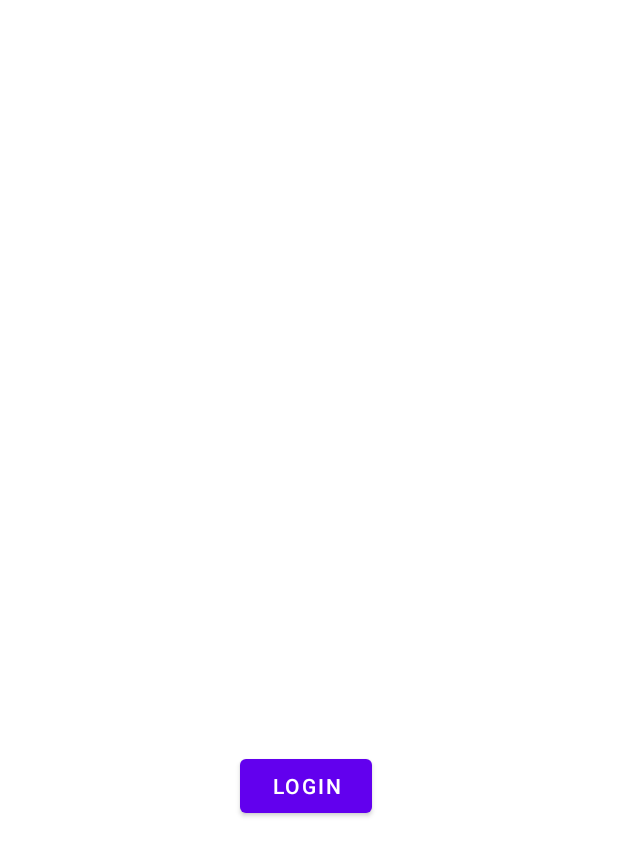
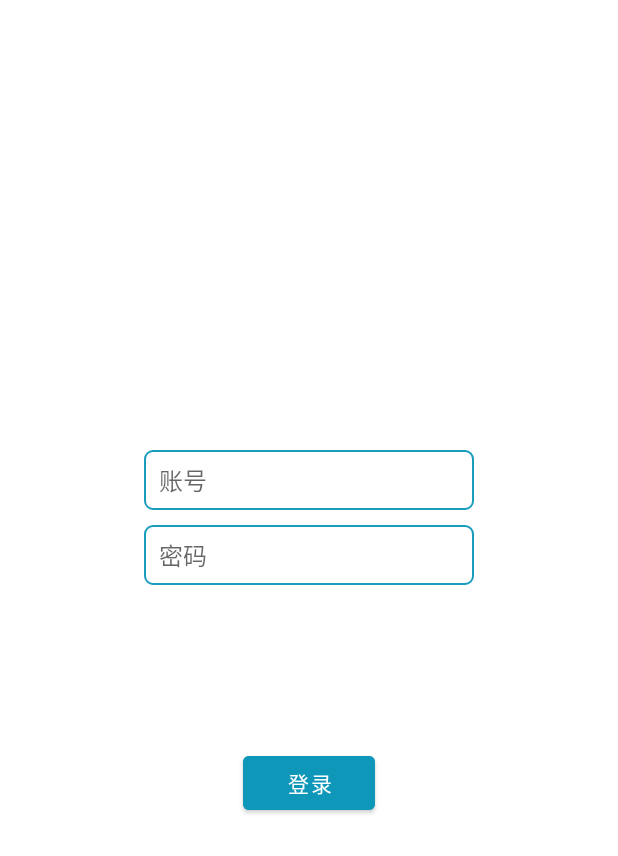
Before and after one commit to chenxz1111/IEKMSystem, an Android app: the screen it shows after launch (LogActivity), on a phone screen of 412 x 824 dp. Shown: the top 856 px of the screen. Run offline under Robolectric (Android 15) with nearby library versions, the phone set to English and light mode, and no system bars; libraries missing offline, so code that uses them is left out: com.hjq.xtoast.

Commit message:
add textedit

```diff
--- a/app/src/main/AndroidManifest.xml
+++ b/app/src/main/AndroidManifest.xml
@@ -21,4 +21,5 @@
         </activity>
     </application>
 
+
 </manifest>
--- a/app/src/main/java/com/example/wangbotian/LogActivity.java
+++ b/app/src/main/java/com/example/wangbotian/LogActivity.java
@@ -5,16 +5,23 @@ import androidx.appcompat.app.AppCompatActivity;
 import android.app.Activity;
 import android.app.Application;
 import android.os.Bundle;
+import android.text.Editable;
+import android.text.TextWatcher;
 import android.view.View;
+import android.view.inputmethod.InputMethodManager;
 import android.widget.Button;
-import android.content.Intent;
+import android.content.*;
+import android.widget.EditText;
 
 import com.hjq.xtoast.XToast;
 
+import java.util.*;
 
-public class LogActivity extends AppCompatActivity implements View.OnClickListener {
+public class LogActivity extends AppCompatActivity implements View.OnClickListener, TextWatcher {
 
     Button logButton;
+    EditText userText;
+    EditText passwordText;
 
     @Override
     protected void onCreate(Bundle savedInstanceState) {
@@ -23,6 +30,15 @@ public class LogActivity extends AppCompatActivity implements View.OnClickListen
 
         logButton = findViewById(R.id.log_button);
         logButton.setOnClickListener(this);
+
+        userText = findViewById(R.id.user_txv);
+        userText.setFocusable(true);
+        userText.setFocusableInTouchMode(true);
+
+        passwordText = findViewById(R.id.password_txv);
+        passwordText.setFocusable(true);
+        passwordText.setFocusableInTouchMode(true);
+
     }
 
     @Override
@@ -38,4 +54,19 @@ public class LogActivity extends AppCompatActivity implements View.OnClickListen
         intent.setClass(LogActivity.this, MainActivity.class);
         this.startActivity(intent);
     }
+
+    @Override
+    public void beforeTextChanged(CharSequence charSequence, int i, int i1, int i2) {
+
+    }
+
+    @Override
+    public void onTextChanged(CharSequence charSequence, int i, int i1, int i2) {
+
+    }
+
+    @Override
+    public void afterTextChanged(Editable editable) {
+
+    }
 }
--- /dev/null
+++ b/app/src/main/res/drawable/border_input_box.xml
@@ -0,0 +1,12 @@
+<?xml version="1.0" encoding="utf-8"?>
+<shape xmlns:android="http://schemas.android.com/apk/res/android">
+    <solid android:color="#FFFFFF" />
+    <corners
+        android:bottomLeftRadius="5dp"
+        android:bottomRightRadius="5dp"
+        android:topLeftRadius="5dp"
+        android:topRightRadius="5dp" />
+    <stroke
+        android:width="1dp"
+        android:color="@color/sky_blue" />
+</shape>
--- a/app/src/main/res/drawable/dialog_toast_bg.xml
+++ b/app/src/main/res/drawable/dialog_toast_bg.xml
@@ -3,7 +3,7 @@
     android:shape="rectangle">
 
     <!-- 填充颜色 -->
-    <solid android:color="#dc000000" />
+    <solid android:color="#4A4C4C" />
 
     <!-- 矩形的圆角半径 -->
     <corners android:radius="15dp" />
--- a/app/src/main/res/layout/activity_log.xml
+++ b/app/src/main/res/layout/activity_log.xml
@@ -10,13 +10,76 @@
         android:id="@+id/log_button"
         android:layout_width="wrap_content"
         android:layout_height="wrap_content"
-        android:layout_marginStart="159dp"
-        android:layout_marginTop="453dp"
-        android:layout_marginEnd="164dp"
-        android:layout_marginBottom="230dp"
-        android:text="Login"
+        android:layout_marginStart="160dp"
+        android:layout_marginTop="460dp"
+        android:layout_marginEnd="160dp"
+        android:layout_marginBottom="240dp"
+        android:backgroundTint="@color/sky_blue"
+        android:text="登录"
         app:layout_constraintBottom_toBottomOf="parent"
         app:layout_constraintEnd_toEndOf="parent"
         app:layout_constraintStart_toStartOf="parent"
         app:layout_constraintTop_toTopOf="parent" />
+
+    <LinearLayout
+        android:focusable="true"
+        android:focusableInTouchMode="true"
+        android:layout_width="220dp"
+        android:layout_height="40dp"
+        android:layout_marginStart="100dp"
+        android:layout_marginTop="300dp"
+        android:layout_marginEnd="100dp"
+        android:layout_marginBottom="100dp"
+        android:orientation="vertical"
+        style="@style/InputBoxStyle"
+        app:layout_constraintBottom_toTopOf="@+id/log_button"
+        app:layout_constraintEnd_toEndOf="parent"
+        app:layout_constraintStart_toStartOf="parent"
+        app:layout_constraintTop_toTopOf="parent"
+        app:layout_constraintVertical_bias="0.0">
+
+        <EditText
+            android:id="@+id/user_txv"
+            android:layout_width="match_parent"
+            android:layout_height="wrap_content"
+            android:ems="10"
+            android:inputType="text"
+            style="@style/EditTextStyle"
+            android:hint="账号"
+            android:maxLength="50"
+            android:textSize="16sp"
+        />
+    </LinearLayout>
+
+    <LinearLayout
+        android:focusable="true"
+        android:focusableInTouchMode="true"
+        android:layout_width="220dp"
+        android:layout_height="40dp"
+        android:layout_marginStart="100dp"
+        android:layout_marginTop="350dp"
+        android:layout_marginEnd="100dp"
+        android:layout_marginBottom="50dp"
+        android:orientation="vertical"
+        style="@style/InputBoxStyle"
+        app:layout_constraintBottom_toTopOf="@+id/log_button"
+        app:layout_constraintEnd_toEndOf="parent"
+        app:layout_constraintStart_toStartOf="parent"
+        app:layout_constraintTop_toTopOf="parent"
+        app:layout_constraintVertical_bias="0.0">
+
+        <EditText
+            android:id="@+id/password_txv"
+            android:layout_width="match_parent"
+            android:layout_height="wrap_content"
+            android:ems="10"
+            android:inputType="text"
+            style="@style/EditTextStyle"
+            android:hint="密码"
+            android:maxLength="50"
+            android:textSize="16sp"
+            />
+    </LinearLayout>
+
+
 </androidx.constraintlayout.widget.ConstraintLayout>
--- a/app/src/main/res/values/colors.xml
+++ b/app/src/main/res/values/colors.xml
@@ -3,7 +3,8 @@
     <color name="purple_200">#FFBB86FC</color>
     <color name="purple_500">#FF6200EE</color>
     <color name="purple_700">#FF3700B3</color>
-    <color name="teal_200">#FF03DAC5</color>
+    <color name="sky_blue">#F30F98BA</color>
+    <color name="teal_200">#3AEAE8</color>
     <color name="teal_700">#FF018786</color>
     <color name="black">#FF000000</color>
     <color name="white">#FFFFFFFF</color>
--- a/app/src/main/res/values/themes.xml
+++ b/app/src/main/res/values/themes.xml
@@ -2,8 +2,8 @@
     <!-- Base application theme. -->
     <style name="Theme.IEKMSystem" parent="Theme.MaterialComponents.DayNight.NoActionBar">
         <!-- Primary brand color. -->
-        <item name="colorPrimary">@color/purple_500</item>
-        <item name="colorPrimaryVariant">@color/purple_700</item>
+        <item name="colorPrimary">@color/sky_blue</item>
+        <item name="colorPrimaryVariant">@color/sky_blue</item>
         <item name="colorOnPrimary">@color/white</item>
         <!-- Secondary brand color. -->
         <item name="colorSecondary">@color/teal_200</item>
@@ -13,4 +13,19 @@
         <item name="android:statusBarColor" tools:targetApi="l">?attr/colorPrimaryVariant</item>
         <!-- Customize your theme here. -->
     </style>
+    <style name="InputBoxStyle">
+        <item name="android:layout_centerHorizontal">true</item>
+        <item name="android:layout_marginLeft">18dp</item>
+        <item name="android:layout_marginRight">18dp</item>
+        <item name="android:background">@drawable/border_input_box</item>
+        <item name="android:gravity">center</item>
+        <item name="android:orientation">horizontal</item>
+    </style>
+    <style name="EditTextStyle">
+        <item name="android:layout_marginTop">5dp</item>
+        <item name="android:layout_marginRight">10dp</item>
+        <item name="android:layout_marginBottom">5dp</item>
+        <item name="android:layout_marginLeft">10dp</item>
+        <item name="android:background">@null</item>
+    </style>
 </resources>
```
